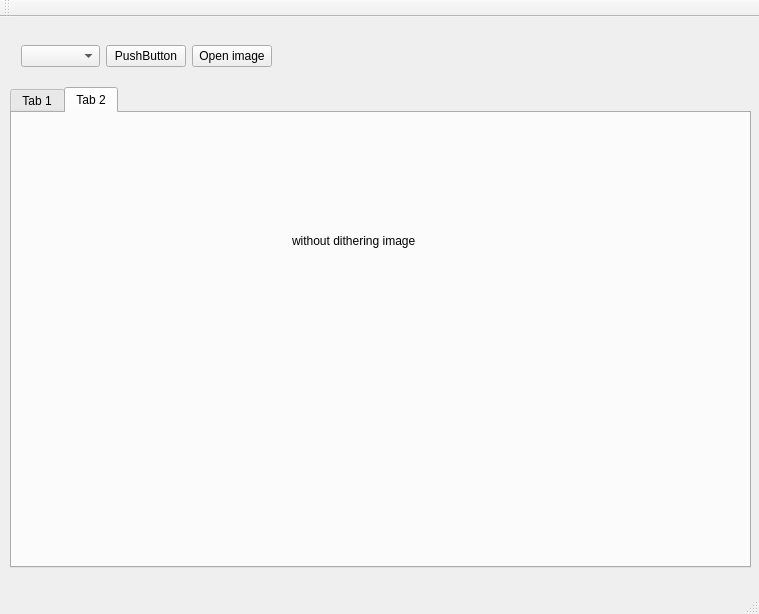
Old version of the form Dithering/MainWindow.ui in the repository akapust1n/Dithering.
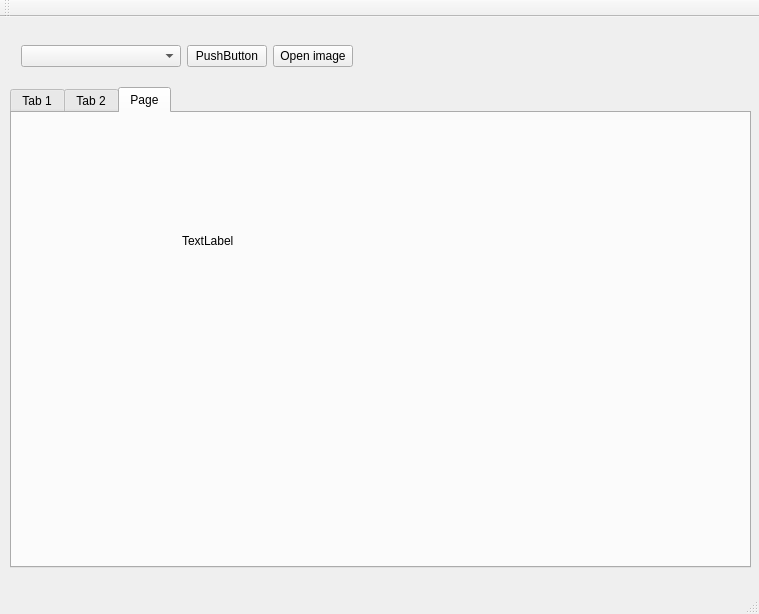
New version of the form. The open tabs and pages were chosen to show the change.

Diff of the .ui file:
```diff
--- a/Dithering/MainWindow.ui
+++ b/Dithering/MainWindow.ui
@@ -30,17 +30,17 @@
      <attribute name="title">
       <string>Tab 1</string>
      </attribute>
-     <widget class="QLabel" name="label">
+     <widget class="QLabel" name="start_image">
       <property name="geometry">
        <rect>
-        <x>180</x>
-        <y>120</y>
-        <width>64</width>
-        <height>15</height>
+        <x>10</x>
+        <y>10</y>
+        <width>720</width>
+        <height>420</height>
        </rect>
       </property>
       <property name="text">
-       <string>start image</string>
+       <string>Start image</string>
       </property>
      </widget>
     </widget>
@@ -51,10 +51,10 @@
      <widget class="QLabel" name="label_2">
       <property name="geometry">
        <rect>
-        <x>280</x>
-        <y>120</y>
-        <width>221</width>
-        <height>16</height>
+        <x>10</x>
+        <y>10</y>
+        <width>741</width>
+        <height>420</height>
        </rect>
       </property>
       <property name="text">
@@ -62,13 +62,31 @@
       </property>
      </widget>
     </widget>
+    <widget class="QWidget" name="tab_3">
+     <attribute name="title">
+      <string>Page</string>
+     </attribute>
+     <widget class="QLabel" name="label">
+      <property name="geometry">
+       <rect>
+        <x>170</x>
+        <y>120</y>
+        <width>64</width>
+        <height>15</height>
+       </rect>
+      </property>
+      <property name="text">
+       <string>TextLabel</string>
+      </property>
+     </widget>
+    </widget>
    </widget>
    <widget class="QWidget" name="horizontalLayoutWidget_2">
     <property name="geometry">
      <rect>
       <x>10</x>
       <y>0</y>
-      <width>273</width>
+      <width>354</width>
       <height>78</height>
      </rect>
     </property>
```
Left out of the diff: 2 changed lines with no effect on the pictures.
